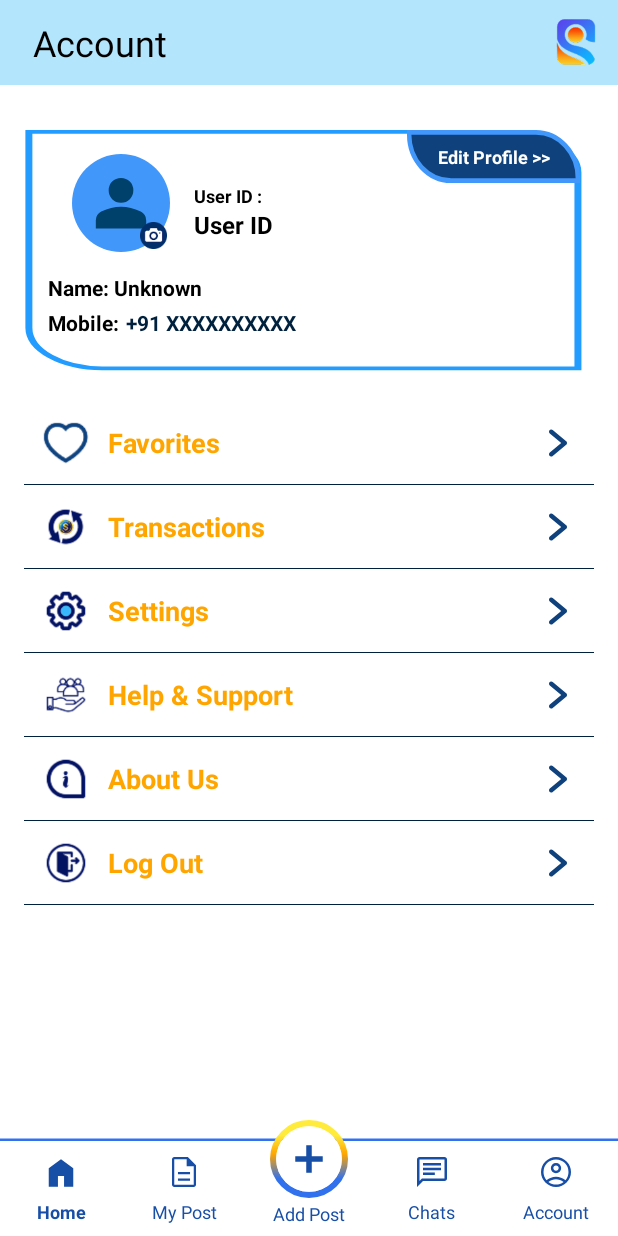
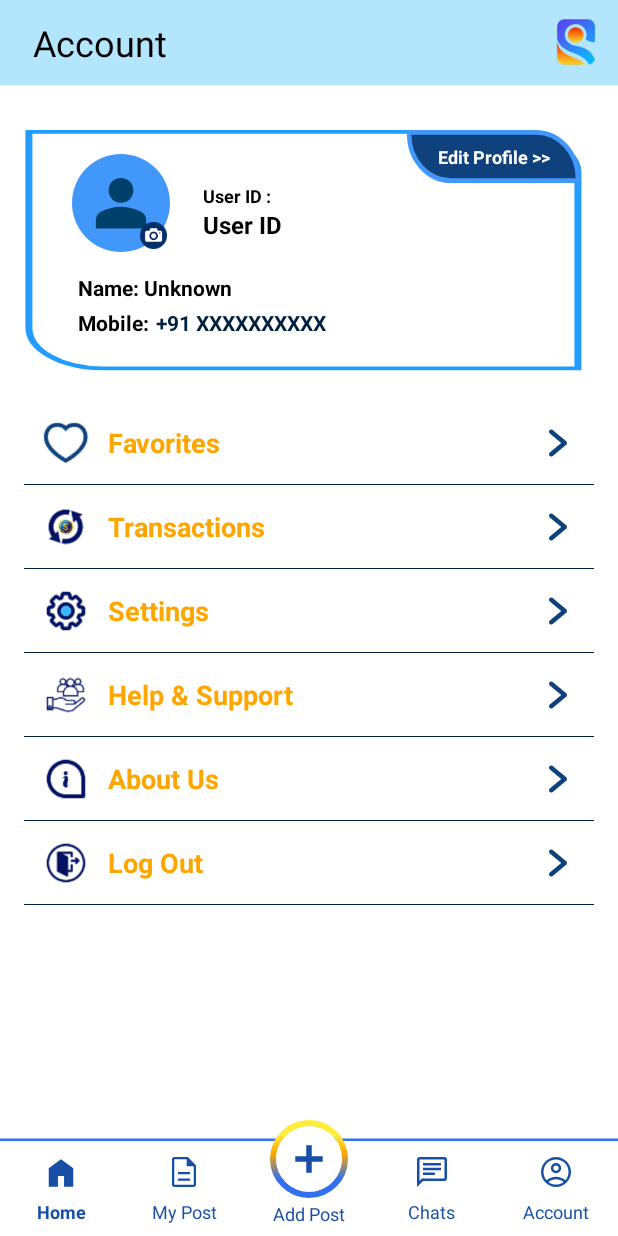
Before and after one commit to sandeep07-k/Seekshak.com, an Android app built with Jetpack Compose: the fragment MyAccountFragment placed in its activity, on a phone screen of 412 x 824 dp. Run offline under Robolectric (Android 15) with nearby library versions, the phone set to English and light mode, and no system bars; our stand-ins replace Firebase (no records; nobody signed in at launch, a user with empty details on screens opened directly).

Commit message:
successfully integrated profile

```diff
--- a/app/src/main/res/layout/fragment_myaccount.xml
+++ b/app/src/main/res/layout/fragment_myaccount.xml
@@ -105,7 +105,7 @@
                     <LinearLayout
                         android:layout_width="wrap_content"
                         android:layout_height="wrap_content"
-                        android:layout_marginStart="16dp"
+                        android:layout_marginStart="22dp"
                         android:layout_toEndOf="@id/profile_frame"
                         android:orientation="vertical">
 
@@ -134,6 +134,7 @@
                         android:layout_height="wrap_content"
                         android:layout_below="@+id/profile_frame"
                         android:layout_marginTop="14dp"
+                        android:layout_marginStart="20dp"
                         android:text="Name: "
                         android:textColor="#000000"
                         android:textSize="14sp"
@@ -157,6 +158,7 @@
                         android:layout_height="wrap_content"
                         android:layout_below="@+id/user_name"
                         android:layout_marginTop="4dp"
+                        android:layout_marginStart="20dp"
                         android:text="Mobile: "
                         android:textColor="#000000"
                         android:textSize="14sp"
```
